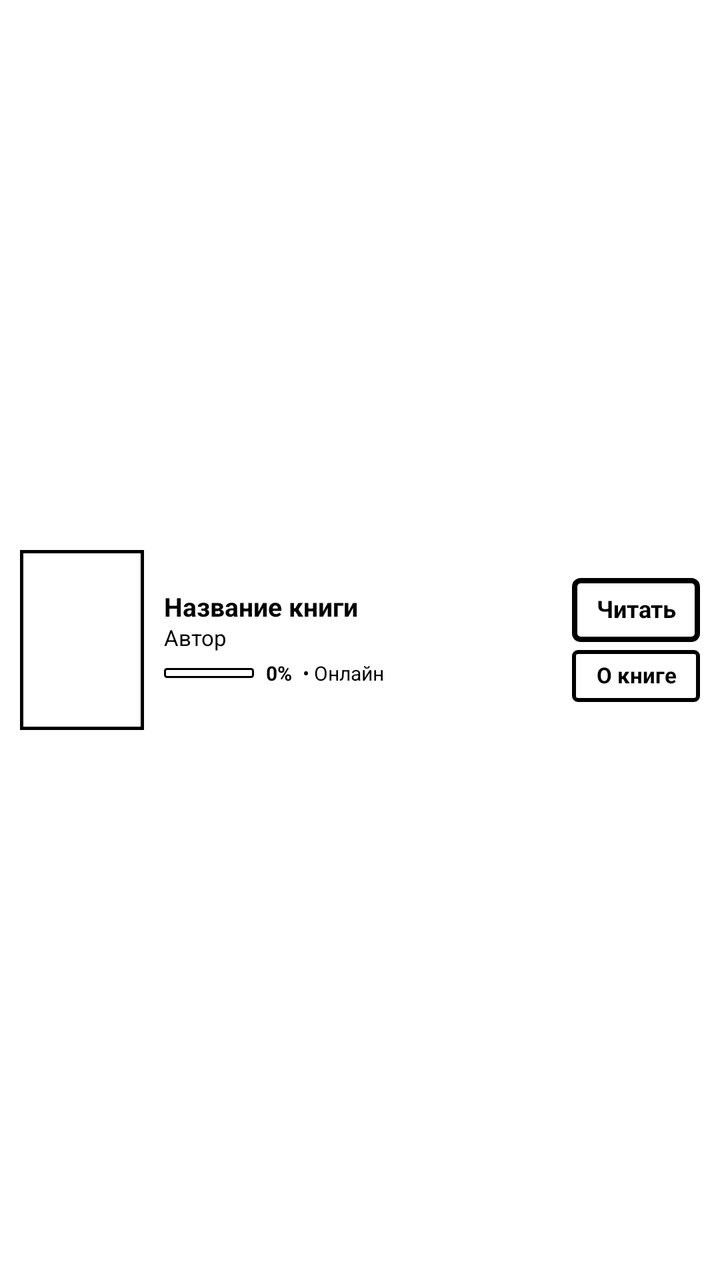
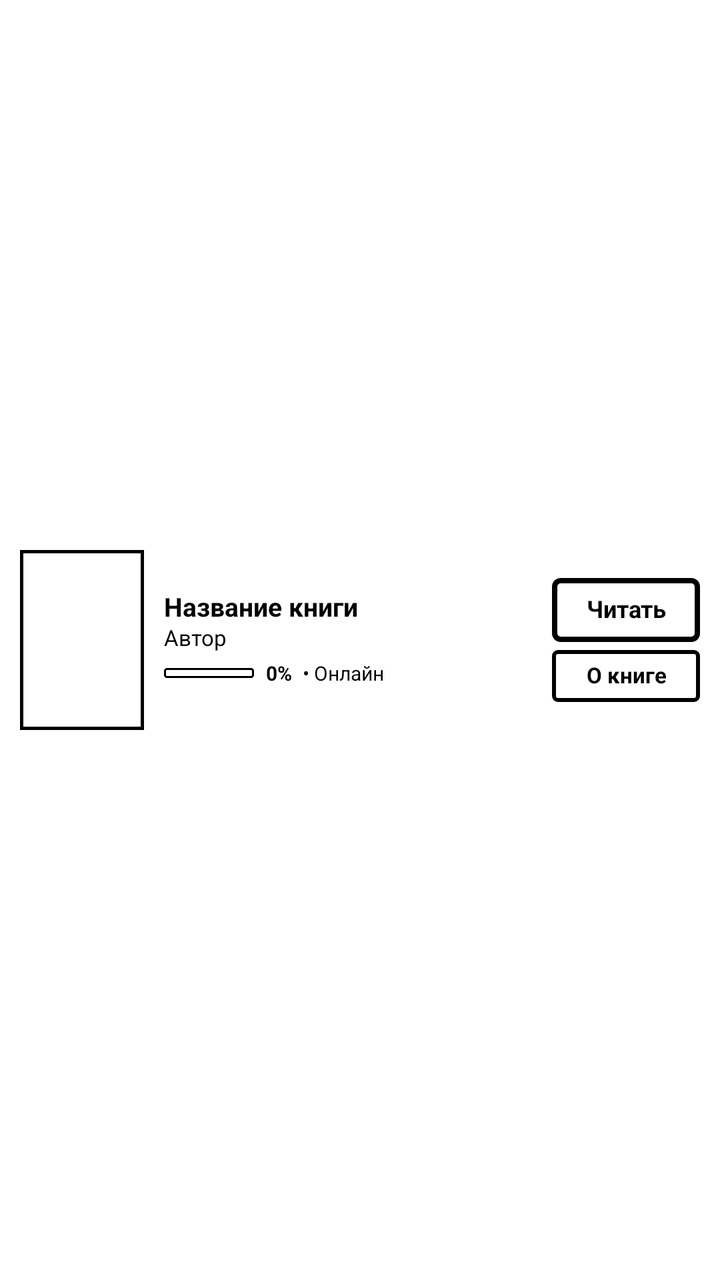

Screens rendered from an Android XML layout before and after an edit, with the pre-edit source and the edit as a unified diff.
<!-- AndroidManifest.xml: application theme Theme.EInk -->
<!-- res/layout/item_book.xml -->
<?xml version="1.0" encoding="utf-8"?>
<LinearLayout xmlns:android="http://schemas.android.com/apk/res/android"
    android:layout_width="match_parent"
    android:layout_height="wrap_content"
    android:orientation="horizontal"
    android:paddingLeft="10dp"
    android:paddingRight="10dp"
    android:paddingTop="9dp"
    android:paddingBottom="9dp"
    android:gravity="center_vertical"
    android:background="@color/eink_white">

    
    <ImageView
        android:id="@+id/book_cover"
        android:layout_width="62dp"
        android:layout_height="90dp"
        android:layout_marginRight="10dp"
        android:background="@drawable/cover_border"
        android:padding="2dp"
        android:scaleType="centerCrop" />

    
    <LinearLayout
        android:layout_width="0dp"
        android:layout_height="wrap_content"
        android:layout_weight="1"
        android:orientation="vertical">

        <TextView
            android:id="@+id/book_title"
            android:layout_width="match_parent"
            android:layout_height="wrap_content"
            android:text="Название книги"
            android:textSize="13sp"
            android:textStyle="bold"
            android:textColor="@color/eink_black"
            android:includeFontPadding="false"
            android:lineSpacingMultiplier="0.9" />

        <TextView
            android:id="@+id/book_author"
            android:layout_width="match_parent"
            android:layout_height="wrap_content"
            android:text="Автор"
            android:textSize="11sp"
            android:textStyle="normal"
            android:textColor="@color/eink_black"
            android:layout_marginTop="1dp"
            android:includeFontPadding="false"
            android:lineSpacingMultiplier="0.95" />

        
        <TextView
            android:id="@+id/book_annotation"
            android:layout_width="match_parent"
            android:layout_height="wrap_content"
            android:visibility="gone" />

        
        <LinearLayout
            android:layout_width="match_parent"
            android:layout_height="wrap_content"
            android:orientation="horizontal"
            android:gravity="center_vertical"
            android:layout_marginTop="4dp">

            <ProgressBar
                android:id="@+id/book_progress_bar"
                style="?android:attr/progressBarStyleHorizontal"
                android:layout_width="45dp"
                android:layout_height="5dp"
                android:progressDrawable="@drawable/progress_eink_bar"
                android:max="100"
                android:progress="0"
                android:layout_marginRight="6dp" />

            <TextView
                android:id="@+id/book_progress"
                android:layout_width="wrap_content"
                android:layout_height="wrap_content"
                android:text="0%"
                android:textSize="10sp"
                android:textStyle="bold"
                android:textColor="@color/eink_black"
                android:singleLine="true" />

            <TextView
                android:id="@+id/book_status_tag"
                android:layout_width="wrap_content"
                android:layout_height="wrap_content"
                android:text=" • Онлайн"
                android:textSize="10sp"
                android:textColor="@color/eink_black"
                android:singleLine="true"
                android:layout_marginLeft="3dp" />
        </LinearLayout>
    </LinearLayout>

    
    <LinearLayout
        android:layout_width="wrap_content"
        android:layout_height="wrap_content"
        android:orientation="vertical"
        android:gravity="center"
        android:layout_marginLeft="6dp">

        <Button
            android:id="@+id/book_read_btn"
            android:layout_width="64dp"
            android:layout_height="32dp"
            android:minHeight="0dp"
            android:minWidth="0dp"
            android:text="@string/btn_read"
            android:textSize="12sp"
            android:textStyle="bold"
            android:textColor="@color/eink_black"
            android:background="@drawable/btn_eink_primary"
            android:includeFontPadding="false"
            android:singleLine="true"
            android:paddingLeft="2dp"
            android:paddingRight="2dp"
            android:paddingTop="2dp"
            android:paddingBottom="2dp"
            android:layout_marginBottom="4dp" />

        <Button
            android:id="@+id/book_download_btn"
            android:layout_width="64dp"
            android:layout_height="26dp"
            android:minHeight="0dp"
            android:minWidth="0dp"
            android:text="О книге"
            android:textSize="11sp"
            android:textStyle="bold"
            android:textColor="@color/eink_black"
            android:background="@drawable/btn_eink"
            android:includeFontPadding="false"
            android:singleLine="true"
            android:paddingLeft="2dp"
            android:paddingRight="2dp"
            android:paddingTop="2dp"
            android:paddingBottom="2dp" />
    </LinearLayout>

</LinearLayout>
<!-- resources referenced by this layout -->
<resources>
  <color name="eink_black">#000000</color>
  <color name="eink_white">#FFFFFF</color>
  <!-- drawable btn_eink (drawable) -->
  <?xml version="1.0" encoding="utf-8"?>
  <selector xmlns:android="http://schemas.android.com/apk/res/android">
      <item android:state_pressed="true">
          <shape android:shape="rectangle">
              <solid android:color="#000000" />
              <stroke android:width="2dp" android:color="#000000" />
              <corners android:radius="2dp" />
          </shape>
      </item>
      <item>
          <shape android:shape="rectangle">
              <solid android:color="#FFFFFF" />
              <stroke android:width="2dp" android:color="#000000" />
              <corners android:radius="2dp" />
          </shape>
      </item>
  </selector>
  <!-- drawable btn_eink_primary (drawable) -->
  <?xml version="1.0" encoding="utf-8"?>
  <selector xmlns:android="http://schemas.android.com/apk/res/android">
      <item android:state_pressed="true">
          <shape android:shape="rectangle">
              <solid android:color="#D0D0D0" />
              <stroke android:width="2.5dp" android:color="#000000" />
              <corners android:radius="3dp" />
          </shape>
      </item>
      <item>
          <shape android:shape="rectangle">
              <solid android:color="#FFFFFF" />
              <stroke android:width="2.5dp" android:color="#000000" />
              <corners android:radius="3dp" />
          </shape>
      </item>
  </selector>
  <!-- drawable cover_border (drawable) -->
  <?xml version="1.0" encoding="utf-8"?>
  <shape xmlns:android="http://schemas.android.com/apk/res/android"
      android:shape="rectangle">
      <solid android:color="#FFFFFF" />
      <stroke
          android:width="1.5dp"
          android:color="#000000" />
  </shape>
  <!-- drawable progress_eink_bar (drawable) -->
  <?xml version="1.0" encoding="utf-8"?>
  <layer-list xmlns:android="http://schemas.android.com/apk/res/android">
      <item android:id="@android:id/background">
          <shape android:shape="rectangle">
              <solid android:color="#FFFFFF" />
              <stroke android:width="1dp" android:color="#000000" />
              <corners android:radius="1dp" />
          </shape>
      </item>
      <item android:id="@android:id/progress">
          <clip>
              <shape android:shape="rectangle">
                  <solid android:color="#000000" />
                  <corners android:radius="1dp" />
              </shape>
          </clip>
      </item>
  </layer-list>
  <string name="btn_read">Читать</string>
  <style name="Theme.EInk" parent="android:Theme.Holo.Light.NoActionBar">
          <item name="android:windowBackground">@color/eink_white</item>
          <item name="android:colorBackground">@color/eink_white</item>
          <item name="android:textColorPrimary">@color/eink_black</item>
          <item name="android:windowAnimationStyle">@style/Animation.EInk.NoAnimation</item>
      </style>
  <style name="Animation.EInk.NoAnimation" parent="android:Animation">
          <item name="android:windowEnterAnimation">@null</item>
          <item name="android:windowExitAnimation">@null</item>
          <item name="android:activityOpenEnterAnimation">@null</item>
          <item name="android:activityOpenExitAnimation">@null</item>
          <item name="android:activityCloseEnterAnimation">@null</item>
          <item name="android:activityCloseExitAnimation">@null</item>
      </style>
</resources>

<!-- the commit's change to res/layout/item_book.xml (unified diff, before → after) -->
@@ -107,10 +107,10 @@
 
         <Button
             android:id="@+id/book_read_btn"
-            android:layout_width="64dp"
+            android:layout_width="wrap_content"
             android:layout_height="32dp"
             android:minHeight="0dp"
-            android:minWidth="0dp"
+            android:minWidth="74dp"
             android:text="@string/btn_read"
             android:textSize="12sp"
             android:textStyle="bold"
@@ -118,18 +118,18 @@
             android:background="@drawable/btn_eink_primary"
             android:includeFontPadding="false"
             android:singleLine="true"
-            android:paddingLeft="2dp"
-            android:paddingRight="2dp"
+            android:paddingLeft="10dp"
+            android:paddingRight="10dp"
             android:paddingTop="2dp"
             android:paddingBottom="2dp"
             android:layout_marginBottom="4dp" />
 
         <Button
             android:id="@+id/book_download_btn"
-            android:layout_width="64dp"
+            android:layout_width="wrap_content"
             android:layout_height="26dp"
             android:minHeight="0dp"
-            android:minWidth="0dp"
+            android:minWidth="74dp"
             android:text="О книге"
             android:textSize="11sp"
             android:textStyle="bold"
@@ -137,8 +137,8 @@
             android:background="@drawable/btn_eink"
             android:includeFontPadding="false"
             android:singleLine="true"
-            android:paddingLeft="2dp"
-            android:paddingRight="2dp"
+            android:paddingLeft="10dp"
+            android:paddingRight="10dp"
             android:paddingTop="2dp"
             android:paddingBottom="2dp" />
     </LinearLayout>
